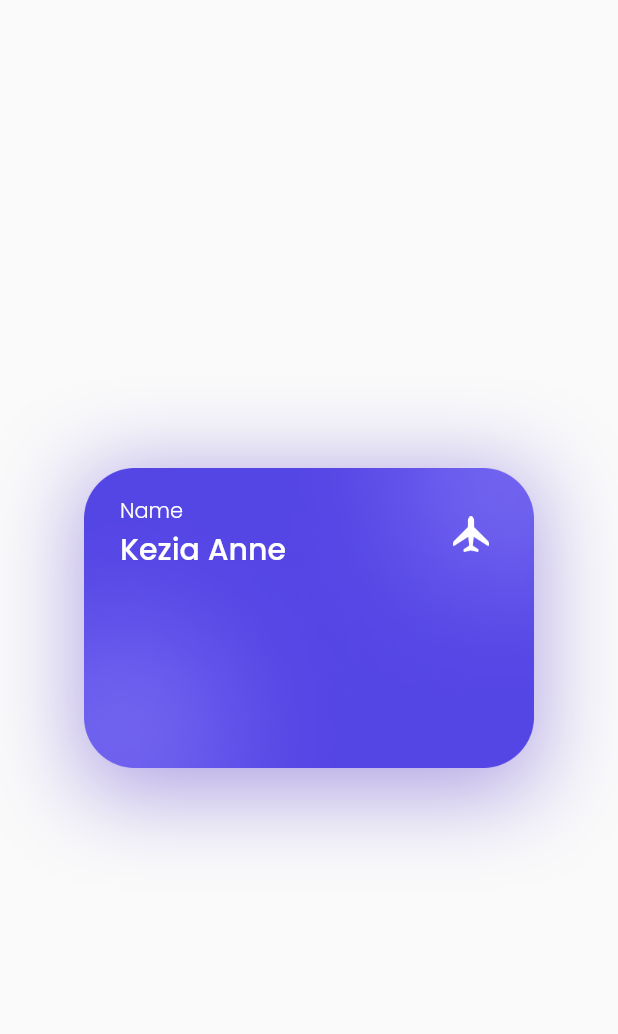
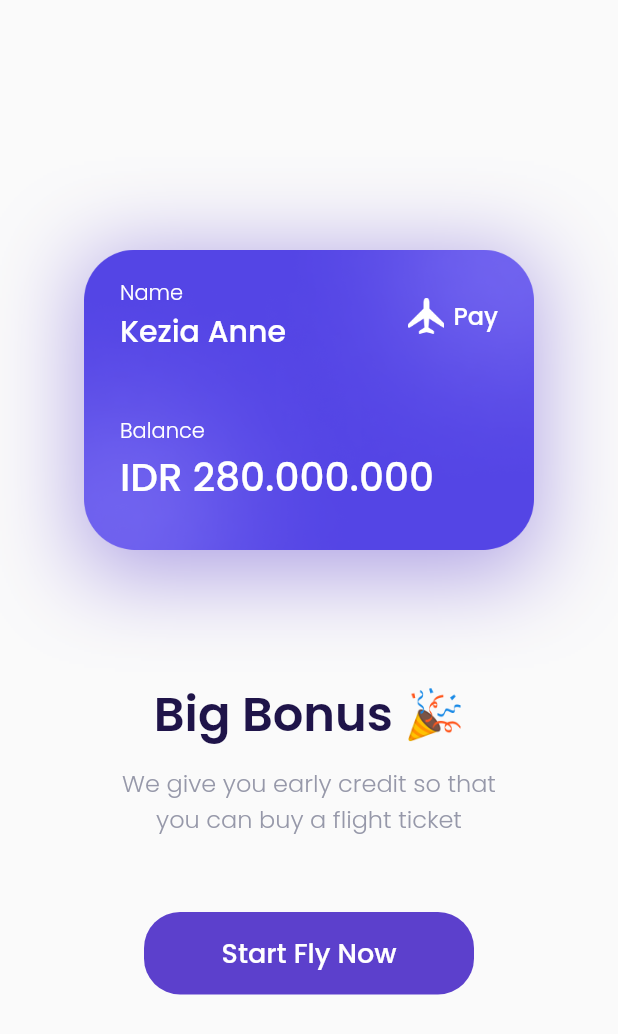
Before and after one commit to mrum13/airplane-flutter, a Flutter app: the BonusPage screen opened by its route, on a phone screen of 412 x 824 dp. Shown: the top 1034 px of the screen. Run offline on Flutter 3.47's test engine with Material 2 defaults, Android fonts, the light colour scheme and no system bars; our stand-ins replace google_fonts.

Commit message:
slicing page bonus part 2

```diff
--- a/lib/ui/pages/bonus_page.dart
+++ b/lib/ui/pages/bonus_page.dart
@@ -25,6 +25,7 @@ class BonusPage extends StatelessWidget {
           ]
         ),
         child: Column(
+          crossAxisAlignment: CrossAxisAlignment.start,
           children: [
             Row(
               children: [
@@ -58,10 +59,78 @@ class BonusPage extends StatelessWidget {
                       )
                     )
                   ),
-                )
+                ),
+                Text('Pay',
+                  style: whiteTextStyle.copyWith(
+                    fontSize: 16,
+                    fontWeight: medium
+                  ),)
               ],
+            ),
+            SizedBox(
+              height: 41,
+            ),
+            Text(
+              'Balance',
+              style: whiteTextStyle.copyWith(
+                fontWeight: light,
+              ),
+            ),
+            Text(
+              'IDR 280.000.000',
+              style: whiteTextStyle.copyWith(
+                fontSize: 26,
+                fontWeight: medium,
+              ),
             )
           ],),
+      );
+    }
+
+    Widget title(){
+      return Container(
+        margin: EdgeInsets.only(top: 80),
+        child: Text('Big Bonus 🎉',
+        style: blackTextStyle.copyWith(
+          fontSize: 32,
+          fontWeight: semiBold,
+        ),),
+      );
+    }
+
+    Widget subtitle() {
+      return Container(
+        margin: EdgeInsets.only(top: 10),
+        child: Text('We give you early credit so that\nyou can buy a flight ticket',
+          style: greyTextStyle.copyWith(
+            fontSize: 16,
+            fontWeight: light,
+          ),
+          textAlign: TextAlign.center,
+        ),
+      );
+    }
+
+    Widget startButton() {
+      return Container(
+        width: 220,
+        height: 55,
+        margin: EdgeInsets.only(top: 50),
+        child: TextButton(
+          onPressed: () {},
+          style: TextButton.styleFrom(
+            backgroundColor: kPrimaryColor,
+            shape: RoundedRectangleBorder(
+              borderRadius: BorderRadius.circular(24)
+            )
+          ),
+          child: Text('Start Fly Now',
+            style: whiteTextStyle.copyWith(
+              fontSize: 18,
+              fontWeight: medium,
+            ),
+          )
+        ),
       );
     }
 
@@ -72,6 +141,9 @@ class BonusPage extends StatelessWidget {
           mainAxisAlignment: MainAxisAlignment.center,
           children: [
             bonusCard(),
+            title(),
+            subtitle(),
+            startButton(),
           ],),),
     );
   }
```
